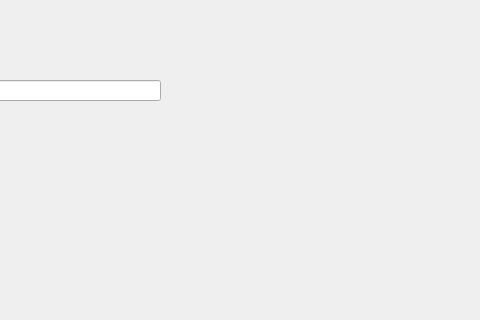
Above: MainWindow.ui from emxcode/WorkStation_WS before the change; both pictures show x 320 to 800 and y 0 to 320 of the 800 by 600 pixel window. Below: the same form after it.
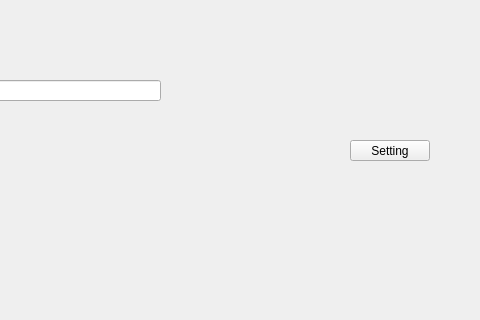
That is the form after the change.

Commit message: Setting Widget Added Database Class Added Task Class Added

The edit to the form file:
```diff
--- a/MainWindow.ui
+++ b/MainWindow.ui
@@ -50,6 +50,19 @@
      <string>Event</string>
     </property>
    </widget>
+   <widget class="QPushButton" name="pushButtonSetSetting">
+    <property name="geometry">
+     <rect>
+      <x>670</x>
+      <y>140</y>
+      <width>80</width>
+      <height>21</height>
+     </rect>
+    </property>
+    <property name="text">
+     <string>Setting</string>
+    </property>
+   </widget>
   </widget>
   <widget class="QMenuBar" name="menubar">
    <property name="geometry">
```
The commit also changes 13 other files.
